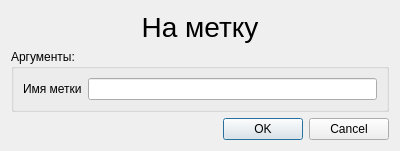
Above: KAMEditor/gui/commands/gotodialog.ui from Xtail96/SML before the change. Below: the same form after it.
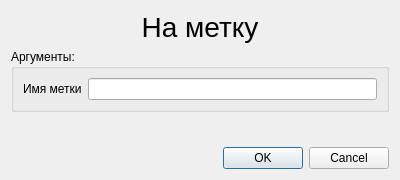
That is the form after the change.

Diff of the .ui file:
```diff
--- a/KAMEditor/gui/commands/gotodialog.ui
+++ b/KAMEditor/gui/commands/gotodialog.ui
@@ -7,7 +7,7 @@
     <x>0</x>
     <y>0</y>
     <width>400</width>
-    <height>150</height>
+    <height>180</height>
    </rect>
   </property>
   <property name="windowTitle">
@@ -64,6 +64,19 @@
      </property>
     </widget>
    </item>
+   <item row="2" column="0">
+    <spacer name="verticalSpacer">
+     <property name="orientation">
+      <enum>Qt::Vertical</enum>
+     </property>
+     <property name="sizeHint" stdset="0">
+      <size>
+       <width>20</width>
+       <height>100</height>
+      </size>
+     </property>
+    </spacer>
+   </item>
   </layout>
  </widget>
  <resources/>
```
